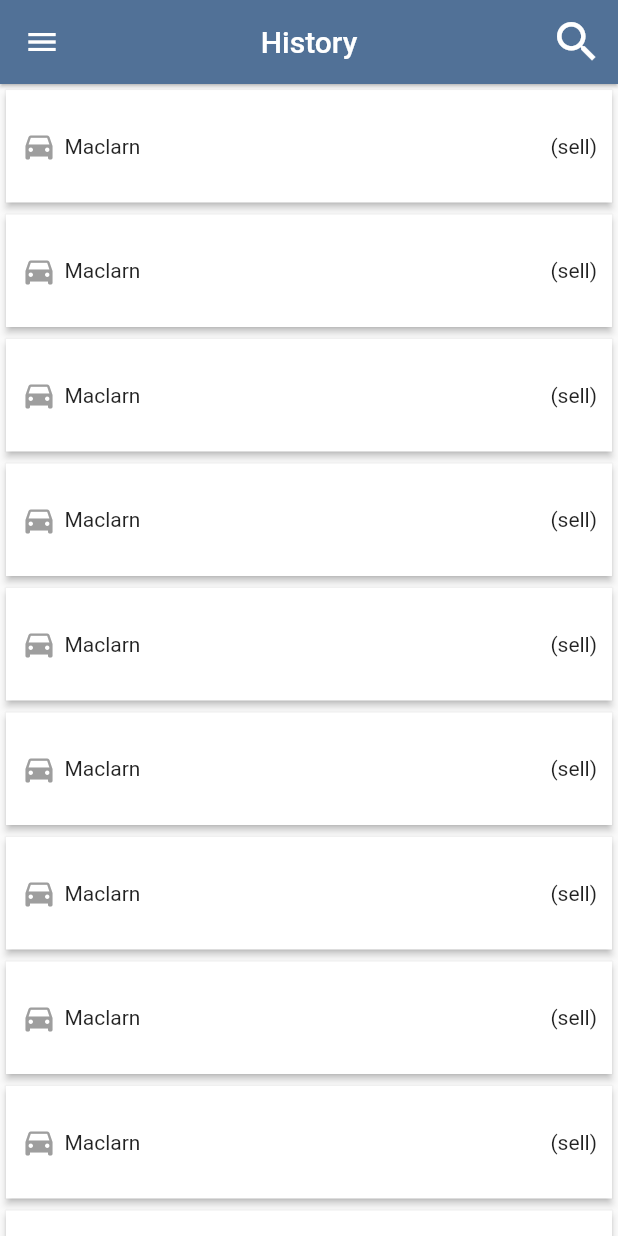
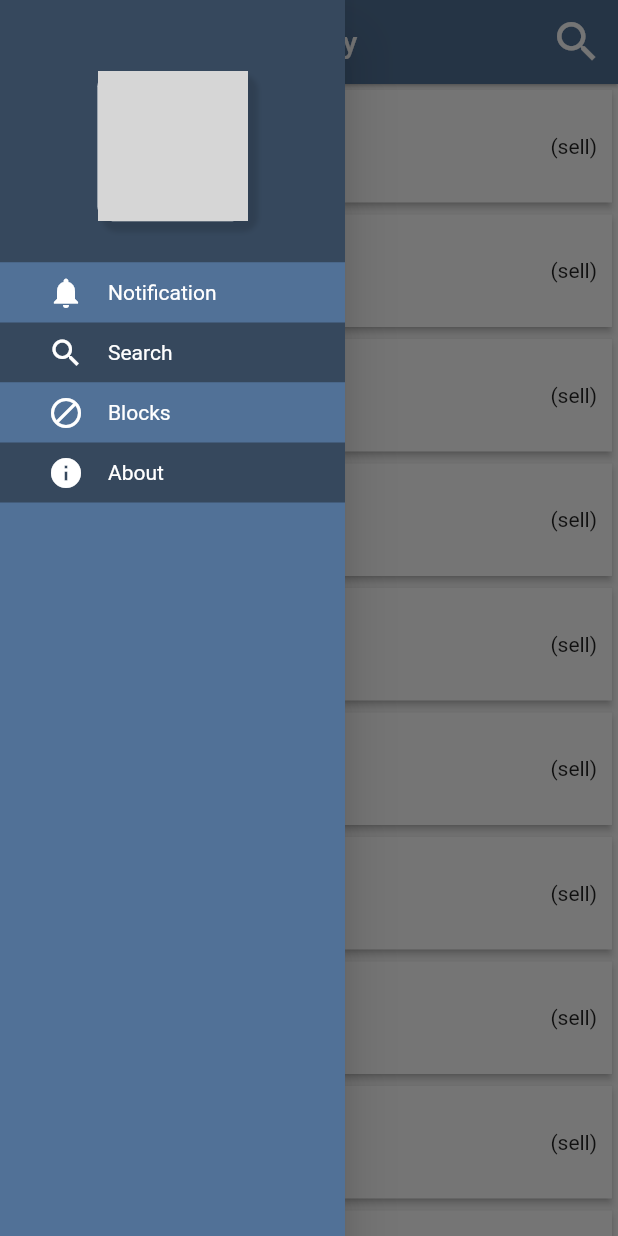
Before and after one commit to yes-soft-de/turkish-app, a Flutter app: the HistoryScreen screen opened directly, with the side drawer open (before the commit the screen has no drawer), on a phone screen of 412 x 824 dp. Run offline on Flutter 3.47's test engine with Material 2 defaults, Android fonts, the light colour scheme and no system bars; missing offline and left inert: animate_icons; network calls fail; grey boxes are pictures that could not be loaded.

Commit message:
add internet permission and drawer

```diff
--- a/flutter/lib/module_chat/ui/screen/chats_list/chats_list_screen.dart
+++ b/flutter/lib/module_chat/ui/screen/chats_list/chats_list_screen.dart
@@ -1,5 +1,6 @@
 import 'package:flutter/material.dart';
 import 'package:turkesh/module_chat/ui/widget/chat_item_card/chat_item_card.dart';
+import 'package:turkesh/module_navigation/ui/widget/navigation_drawer/anime_navigation_drawer.dart';
 import 'package:turkesh/utils/widgets/turkish_app_bar/turkish_app_bar.dart';
 
 class ChatsListScreen extends StatefulWidget {
@@ -8,6 +9,8 @@ class ChatsListScreen extends StatefulWidget {
 }
 
 class _ChatsListScreenState extends State<ChatsListScreen> {
+  final GlobalKey<ScaffoldState> _scaffoldKey = new GlobalKey<ScaffoldState>();
+
   @override
   Widget build(BuildContext context) {
     return _screenUi();
@@ -15,7 +18,13 @@ class _ChatsListScreenState extends State<ChatsListScreen> {
 
   Widget _screenUi(){
     return Scaffold(
-      appBar: TurkishAppBar.getTurkishAppBar(context, 'Chats'),
+      key: _scaffoldKey,
+      appBar: TurkishAppBar.getTurkishAppBar(
+          context,
+          _scaffoldKey,
+          'Chats'
+      ),
+      drawer: TurkishNavigationDrawer(),
       body: ListView.builder(
           itemCount: 10,
           itemBuilder:(BuildContext context, int index){
--- a/flutter/lib/module_history/ui/screen/history/history_screen.dart
+++ b/flutter/lib/module_history/ui/screen/history/history_screen.dart
@@ -1,5 +1,6 @@
 import 'package:flutter/material.dart';
 import 'package:turkesh/module_history/ui/widget/history_card/history_card.dart';
+import 'package:turkesh/module_navigation/ui/widget/navigation_drawer/anime_navigation_drawer.dart';
 import 'package:turkesh/utils/enums/products/products.dart';
 import 'package:turkesh/utils/widgets/turkish_app_bar/turkish_app_bar.dart';
 
@@ -9,6 +10,8 @@ class HistoryScreen extends StatefulWidget {
 }
 
 class _HistoryScreenState extends State<HistoryScreen> {
+  final GlobalKey<ScaffoldState> _scaffoldKey = new GlobalKey<ScaffoldState>();
+
   @override
   Widget build(BuildContext context) {
     return _screenUi();
@@ -16,7 +19,9 @@ class _HistoryScreenState extends State<HistoryScreen> {
 
   Widget _screenUi(){
     return Scaffold(
-      appBar: TurkishAppBar.getTurkishAppBar(context, 'History'),
+      key: _scaffoldKey,
+      appBar: TurkishAppBar.getTurkishAppBar(context,_scaffoldKey, 'History'),
+      drawer: TurkishNavigationDrawer(),
       body: ListView.builder(
           itemCount: 10,
           itemBuilder:(BuildContext context, int index){
--- a/flutter/lib/module_home/ui/sceen/home/home_screen.dart
+++ b/flutter/lib/module_home/ui/sceen/home/home_screen.dart
@@ -1,6 +1,7 @@
 import 'package:flutter/material.dart';
 import 'package:turkesh/module_home/model/home/home_model.dart';
 import 'package:turkesh/module_home/ui/widget/home_fab/home_fab.dart';
+import 'package:turkesh/module_navigation/ui/widget/navigation_drawer/anime_navigation_drawer.dart';
 import 'package:turkesh/module_products/ui/screen/car_details/car_details_screen.dart';
 import 'package:turkesh/module_products/ui/screen/electronic_device_details/electronic_device_details_screen.dart';
 import 'package:turkesh/module_products/ui/screen/house_details/house_details_screen.dart';
@@ -15,6 +16,8 @@ class HomeScreen extends StatefulWidget {
 }
 
 class _HomeScreenState extends State<HomeScreen> {
+  final GlobalKey<ScaffoldState> _scaffoldKey = new GlobalKey<ScaffoldState>();
+
   List<HomeModel> products =[
     new HomeModel(
       image: 'https://www.wsupercars.com/wallpapers/Buick/1970-Buick-GSX-001-1080.jpg',
@@ -78,7 +81,9 @@ class _HomeScreenState extends State<HomeScreen> {
 
   Widget _screenUi(){
     return Scaffold(
-      appBar: TurkishAppBar.getTurkishAppBar(context, 'Home'),
+      key: _scaffoldKey,
+      drawer: TurkishNavigationDrawer(),
+      appBar: TurkishAppBar.getTurkishAppBar(context, _scaffoldKey,'Home'),
       body: ListView.builder(
           itemCount: products.length,
           itemBuilder:(BuildContext context, int index){
--- /dev/null
+++ b/flutter/lib/module_navigation/ui/widget/navigation_drawer/anime_navigation_drawer.dart
@@ -0,0 +1,171 @@
+import 'package:flutter/cupertino.dart';
+import 'package:flutter/material.dart';
+import 'package:turkesh/module_notification/ui/screen/notifications/notification_screen.dart';
+import 'package:turkesh/module_search/ui/screen/search_screen/seach_screen.dart';
+import 'package:turkesh/utils/project_colors/project_colors.dart';
+
+class TurkishNavigationDrawer extends StatelessWidget {
+//  final ProfileSharedPreferencesHelper _profileSharedPreferencesHelper;
+//
+//  AnimeNavigationDrawer(
+//    this._profileSharedPreferencesHelper,
+//  );
+
+  @override
+  Widget build(BuildContext context) {
+    return Container(
+      width: 230,
+
+      child: Drawer(
+          child: Container(
+            color: ProjectColors.THEME_COLOR,
+            child: Column(
+        children: [
+            Container(
+              padding: EdgeInsets.only(top: 30, bottom: 10),
+              height: 175,
+              color: ProjectColors.SECONDARY_COLOR,
+              child: Center(
+                child: Container(
+                  height: 100,
+                  width: 100,
+                  decoration: BoxDecoration(
+                      color: Colors.white,
+                      borderRadius: BorderRadius.circular(10),
+                      boxShadow: [
+                        BoxShadow(
+                          color: Colors.black12,
+                          blurRadius: 2.0,
+                          // has the effect of softening the shadow
+                          spreadRadius: 2.0,
+                          // has the effect of extending the shadow
+                          offset: Offset(
+                            5.0, // horizontal, move right 10
+                            5.0, // vertical, move down 10
+                          ),
+                        )
+                      ]),
+                  child: Image(
+                    image: AssetImage('assets/images/logo.png'),
+                  ),
+                ),
+              ),
+            ),
+            Flex(
+              direction: Axis.vertical,
+              children: [
+                GestureDetector(
+                  onTap: () {
+                    Navigator.of(context).push(MaterialPageRoute(
+                        builder: (context) => NotificationScreen()));
+                  },
+                  child: Container(
+                    color: ProjectColors.THEME_COLOR,
+                    padding: const EdgeInsets.fromLTRB(32, 8.0, 0, 8),
+                    child: Flex(
+                      direction: Axis.horizontal,
+                      children: [
+                        Icon(
+                          Icons.notifications,
+                          color: Colors.white,
+                        ),
+                        Container(
+                          width: 16,
+                        ),
+                        Text(
+                          'Notification',
+                          style: TextStyle(
+                              fontFamily: 'Roboto', color: Colors.white),
+                        ),
+                      ],
+                    ),
+                  ),
+                ),
+                GestureDetector(
+                  onTap: () {
+                    Navigator.of(context).push(
+                        MaterialPageRoute(builder: (context) => SearchScreen()));
+                  },
+                  child: Container(
+                    color: ProjectColors.SECONDARY_COLOR,
+                    padding: const EdgeInsets.fromLTRB(32, 8.0, 0, 8),
+                    child: Flex(
+                      direction: Axis.horizontal,
+                      children: [
+                        Icon(
+                          Icons.search,
+                          color: Colors.white,
+                        ),
+                        Container(
+                          width: 16,
+                        ),
+                        Text(
+                          'Search',
+                          style: TextStyle(
+                              fontFamily: 'Roboto', color: Colors.white),
+                        ),
+                      ],
+                    ),
+                  ),
+                ),
+                GestureDetector(
+                  onTap: () {
+//                  Navigator.of(context).pushNamed(
+//                    NotificationRoutes.ROUTE_NOTIFICATION_SCREEN,
+//                    arguments: 1,
+//                  );
+                  },
+                  child: Container(
+                    color: ProjectColors.THEME_COLOR,
+                    padding: const EdgeInsets.fromLTRB(32, 8.0, 0, 8),
+                    child: Flex(
+                      direction: Axis.horizontal,
+                      children: [
+                        Icon(
+                          Icons.block,
+                          color: Colors.white,
+                        ),
+                        Container(
+                          width: 16,
+                        ),
+                        Text('Blocks',
+                            style: TextStyle(
+                                fontFamily: 'Roboto', color: Colors.white)),
+                      ],
+                    ),
+                  ),
+                ),
+                GestureDetector(
+                  onTap: () {
+//                  Navigator.of(context).pushNamed(
+//                      SettingRoutes.SETTING_SCREEN_ROUTE,
+//                      arguments: 1);
+                  },
+                  child: Container(
+                    padding: const EdgeInsets.fromLTRB(32, 8.0, 0, 8),
+                    color: ProjectColors.SECONDARY_COLOR,
+                    child: Flex(
+                      direction: Axis.horizontal,
+                      children: [
+                        Icon(
+                          Icons.info,
+                          color: Colors.white,
+                        ),
+                        Container(
+                          width: 16,
+                        ),
+                        Text('About',
+                            style: TextStyle(
+                                fontFamily: 'Roboto', color: Colors.white)),
+                      ],
+                    ),
+                  ),
+                ),
+              ],
+            ),
+        ],
+      ),
+          )),
+    );
+  }
+}
--- a/flutter/lib/module_notification/ui/screen/notifications/notification_screen.dart
+++ b/flutter/lib/module_notification/ui/screen/notifications/notification_screen.dart
@@ -1,4 +1,5 @@
 import 'package:flutter/material.dart';
+import 'package:turkesh/module_navigation/ui/widget/navigation_drawer/anime_navigation_drawer.dart';
 import 'package:turkesh/module_notification/ui/widget/notification_card/notification_card.dart';
 import 'package:turkesh/utils/widgets/turkish_app_bar/turkish_app_bar.dart';
 
@@ -8,13 +9,17 @@ class NotificationScreen extends StatefulWidget {
 }
 
 class _NotificationScreenState extends State<NotificationScreen> {
+  final GlobalKey<ScaffoldState> _scaffoldKey = new GlobalKey<ScaffoldState>();
+
   @override
   Widget build(BuildContext context) {
     return _screenUi();
   }
   Widget _screenUi(){
     return Scaffold(
-      appBar: TurkishAppBar.getTurkishAppBar(context, 'Notifications'),
+      key: _scaffoldKey,
+      appBar: TurkishAppBar.getTurkishAppBar(context,_scaffoldKey, 'Notifications'),
+      drawer: TurkishNavigationDrawer(),
       body: ListView.builder(
           itemCount: 10,
           itemBuilder:(BuildContext context, int index){
--- a/flutter/lib/module_profile/ui/screen/profile/profile_screen.dart
+++ b/flutter/lib/module_profile/ui/screen/profile/profile_screen.dart
@@ -1,4 +1,5 @@
 import 'package:flutter/material.dart';
+import 'package:turkesh/module_navigation/ui/widget/navigation_drawer/anime_navigation_drawer.dart';
 import 'package:turkesh/module_profile/widget/circular_image.dart';
 import 'package:turkesh/utils/project_colors/project_colors.dart';
 import 'package:turkesh/utils/widgets/turkish_app_bar/turkish_app_bar.dart';
@@ -9,6 +10,8 @@ class ProfileScreen extends StatefulWidget {
 }
 
 class _ProfileScreenState extends State<ProfileScreen> {
+  final GlobalKey<ScaffoldState> _scaffoldKey = new GlobalKey<ScaffoldState>();
+
   @override
   Widget build(BuildContext context) {
     double height = MediaQuery.of(context).size.height;
@@ -17,7 +20,9 @@ class _ProfileScreenState extends State<ProfileScreen> {
 
   Widget _screenUi(double height){
     return Scaffold(
-      appBar: TurkishAppBar.getTurkishAppBar(context,'Profile'),
+      key: _scaffoldKey,
+      appBar: TurkishAppBar.getTurkishAppBar(context,_scaffoldKey,'Profile'),
+      drawer: TurkishNavigationDrawer(),
       body: SingleChildScrollView(
         child: Container(
           color: ProjectColors.BACKGROUND_COLOR,
--- a/flutter/lib/module_search/ui/screen/search_screen/seach_screen.dart
+++ b/flutter/lib/module_search/ui/screen/search_screen/seach_screen.dart
@@ -1,4 +1,5 @@
 import 'package:flutter/material.dart';
+import 'package:turkesh/module_navigation/ui/widget/navigation_drawer/anime_navigation_drawer.dart';
 import 'package:turkesh/utils/project_colors/project_colors.dart';
 import 'package:turkesh/utils/widgets/turkish_app_bar/turkish_app_bar.dart';
 
@@ -12,6 +13,8 @@ class SearchScreen extends StatefulWidget {
 }
 
 class _SearchScreenState extends State<SearchScreen> {
+  final GlobalKey<ScaffoldState> _scaffoldKey = new GlobalKey<ScaffoldState>();
+
   final TextEditingController _searchController = TextEditingController();
 
 //  SearchState currentSate = SearchStateInit();
@@ -45,7 +48,9 @@ class _SearchScreenState extends State<SearchScreen> {
 
   Widget _screenUi() {
     return Scaffold(
-      appBar: TurkishAppBar.getTurkishAppBar(context, 'Search'),
+      key: _scaffoldKey,
+      drawer: TurkishNavigationDrawer(),
+      appBar: TurkishAppBar.getTurkishAppBar(context,_scaffoldKey, 'Search'),
       body: SingleChildScrollView(
         child: Container(
           padding: EdgeInsets.symmetric(horizontal: 10,vertical: 10),
--- a/flutter/lib/module_settings/ui/screen/settings/settings_screen.dart
+++ b/flutter/lib/module_settings/ui/screen/settings/settings_screen.dart
@@ -1,4 +1,5 @@
 import 'package:flutter/material.dart';
+import 'package:turkesh/module_navigation/ui/widget/navigation_drawer/anime_navigation_drawer.dart';
 import 'package:turkesh/module_settings/ui/screen/general_settings/general_settings_screen.dart';
 import 'package:turkesh/module_settings/ui/screen/notification_settings/notification_settings_screen.dart';
 import 'package:turkesh/module_settings/ui/screen/privacy_settings/privacy_settings_screen.dart';
@@ -12,6 +13,8 @@ class SettingsScreen extends StatefulWidget {
 }
 
 class _SettingsScreenState extends State<SettingsScreen> {
+  final GlobalKey<ScaffoldState> _scaffoldKey = new GlobalKey<ScaffoldState>();
+
   @override
   Widget build(BuildContext context) {
     return _screenUi();
@@ -19,7 +22,9 @@ class _SettingsScreenState extends State<SettingsScreen> {
 
   Widget _screenUi() {
     return Scaffold(
-      appBar: TurkishAppBar.getTurkishAppBar(context, 'Settings'),
+      key: _scaffoldKey,
+      drawer: TurkishNavigationDrawer(),
+      appBar: TurkishAppBar.getTurkishAppBar(context,_scaffoldKey, 'Settings'),
       body: Column(
         children: [
           Container(
--- a/flutter/lib/utils/widgets/turkish_app_bar/turkish_app_bar.dart
+++ b/flutter/lib/utils/widgets/turkish_app_bar/turkish_app_bar.dart
@@ -7,7 +7,7 @@ import 'package:turkesh/utils/project_colors/project_colors.dart';
 class TurkishAppBar {
   static AppBar getTurkishAppBar(
       BuildContext context,
-//      GlobalKey<ScaffoldState> drawerKey,
+      GlobalKey<ScaffoldState> drawerKey,
       String title,
       ) {
 
@@ -19,7 +19,12 @@ class TurkishAppBar {
       title:Text(
         '$title'
       ),
-      leading: Icon(Icons.menu),
+      leading: IconButton(
+        onPressed: () {
+//          drawerKey.currentState.openDrawer();
+        },
+          icon: Icon(Icons.menu),
+      ),
       actions: <Widget>[
         // GestureDetector(
         //     onTap: () {
```
Also changed, not shown: flutter/lib/module_navigation/ui/widget/navigation_drawer/anime_navigation_drawer.inject.dart (added), 1 other file.
